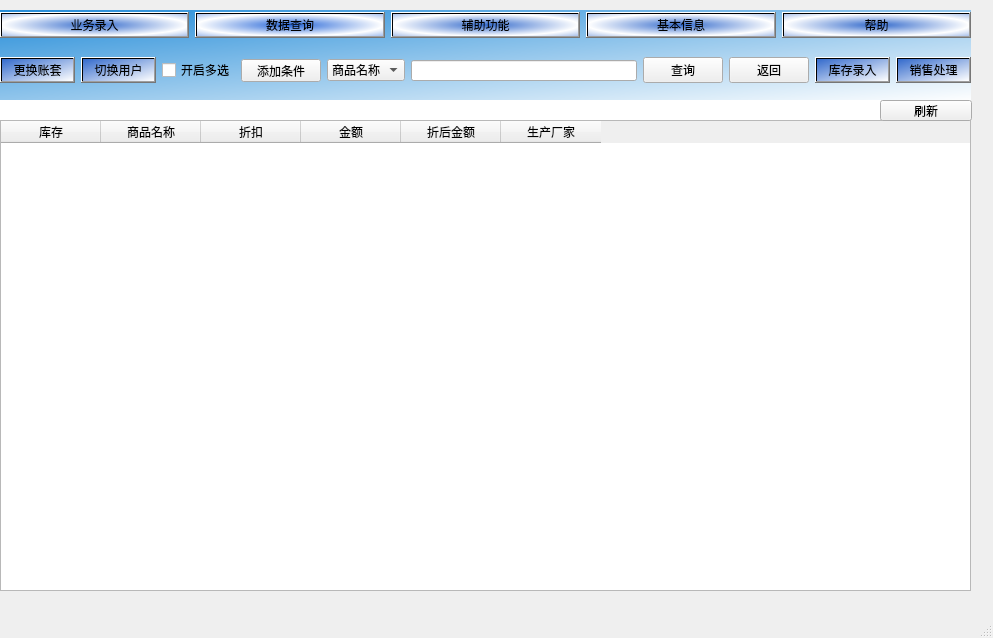
Old version of the form mainsystem.ui in the repository 425zekunwang/QtHomeWork.
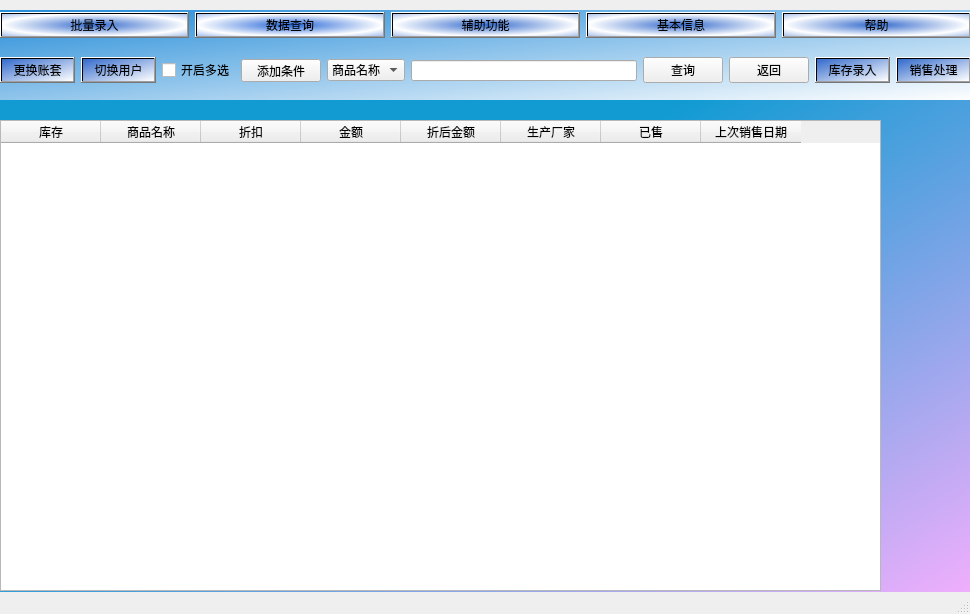
New version of the form.

Commit message: 加了销售业务，修复了部分bug，但是没有写根据销售日期查询的功能。

```diff
--- a/mainsystem.ui
+++ b/mainsystem.ui
@@ -6,12 +6,21 @@
    <rect>
     <x>0</x>
     <y>0</y>
-    <width>993</width>
-    <height>638</height>
+    <width>970</width>
+    <height>614</height>
    </rect>
   </property>
   <property name="windowTitle">
-   <string>MainWindow</string>
+   <string>办理业务</string>
+  </property>
+  <property name="documentMode">
+   <bool>false</bool>
+  </property>
+  <property name="tabShape">
+   <enum>QTabWidget::Rounded</enum>
+  </property>
+  <property name="unifiedTitleAndToolBarOnMac">
+   <bool>false</bool>
   </property>
   <widget class="QWidget" name="centralwidget">
    <widget class="QLabel" name="label">
@@ -20,11 +29,11 @@
       <x>0</x>
       <y>100</y>
       <width>971</width>
-      <height>471</height>
+      <height>571</height>
      </rect>
     </property>
     <property name="styleSheet">
-     <string notr="true">background-color: rgb(255, 255, 255);</string>
+     <string notr="true">background-color: qlineargradient(spread:reflect, x1:0, y1:0, x2:1, y2:1, stop:0.352632 rgba(18, 155, 211, 255), stop:0.968421 rgba(255, 176, 255, 255));</string>
     </property>
     <property name="text">
      <string/>
@@ -46,7 +55,7 @@
         <string notr="true">background-color: qradialgradient(spread:reflect, cx:0.5, cy:0.5, radius:0.5, fx:0.5, fy:0.5, stop:0 rgba(51, 106, 204, 255), stop:1 rgba(255, 255, 255, 255));</string>
        </property>
        <property name="text">
-        <string>业务录入</string>
+        <string>批量录入</string>
        </property>
       </widget>
      </item>
@@ -243,7 +252,7 @@
      <rect>
       <x>0</x>
       <y>120</y>
-      <width>971</width>
+      <width>881</width>
       <height>471</height>
      </rect>
     </property>
@@ -263,6 +272,13 @@
      <property name="textAlignment">
       <set>AlignCenter</set>
      </property>
+     <property name="background">
+      <color alpha="0">
+       <red>255</red>
+       <green>170</green>
+       <blue>127</blue>
+      </color>
+     </property>
     </column>
     <column>
      <property name="text">
@@ -289,19 +305,16 @@
       <string>生产厂家</string>
      </property>
     </column>
-   </widget>
-   <widget class="QPushButton" name="pushButton_10">
-    <property name="geometry">
-     <rect>
-      <x>880</x>
-      <y>100</y>
-      <width>92</width>
-      <height>21</height>
-     </rect>
-    </property>
-    <property name="text">
-     <string>刷新</string>
-    </property>
+    <column>
+     <property name="text">
+      <string>已售</string>
+     </property>
+    </column>
+    <column>
+     <property name="text">
+      <string>上次销售日期</string>
+     </property>
+    </column>
    </widget>
    <zorder>label_2</zorder>
    <zorder>label</zorder>
```
Left out of the diff: 8 changed lines with no effect on the pictures. The commit also changes 22 other files.
